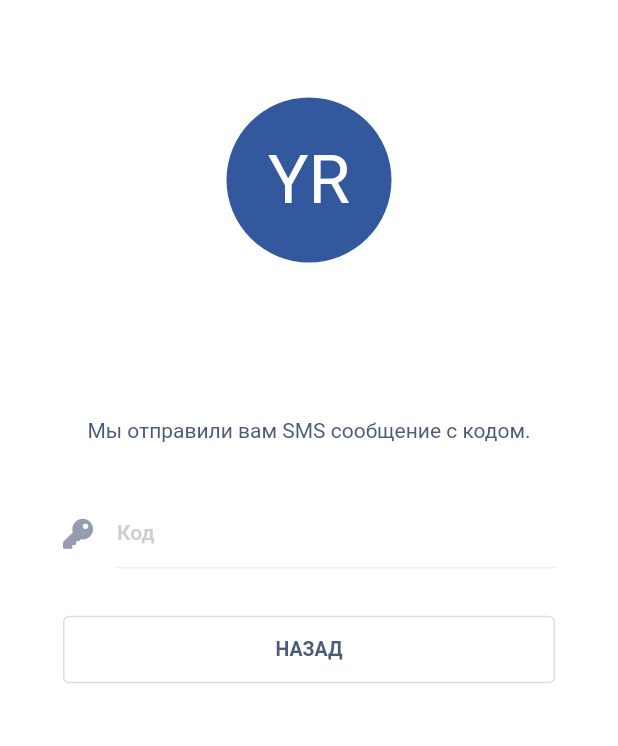
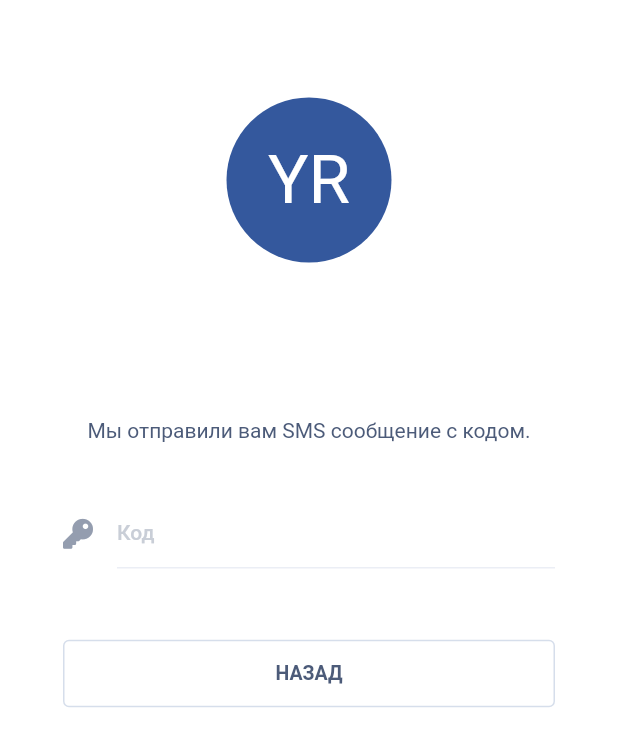
Before and after one commit to deviant310/youroutine_flutter, a Flutter app: the ConfirmScreen screen opened directly with empty values, on a phone screen of 412 x 824 dp. Shown: the top 746 px of the screen. Run offline on Flutter 3.47's test engine with Material 2 defaults, Android fonts, the phone set to English and light mode, and no system bars; our stand-ins replace font_awesome_flutter, mask_text_input_formatter.

Commit message:
decorations removed, logo & text field commons widgets created, animations & palette classes transformed to const exports, namespaces added

```diff
--- a/lib/main.dart
+++ b/lib/main.dart
@@ -1,5 +1,5 @@
 import 'package:flutter/material.dart';
-import 'package:youroutine/styles/palette.dart';
+import 'package:youroutine/styles/palette.dart' as Palette;
 import 'package:youroutine/widgets/screens/login/sign_in.dart';
 
 void main() {
--- a/lib/styles/animations.dart
+++ b/lib/styles/animations.dart
@@ -1,3 +1 @@
-class Animations {
-  static const screenTransitionDuration = const Duration(milliseconds: 150);
-}
+const screenTransitionDuration = const Duration(milliseconds: 150);
--- a/lib/styles/palette.dart
+++ b/lib/styles/palette.dart
@@ -1,7 +1,6 @@
 import 'package:flutter/material.dart';
 
-class Palette {
-  static const primaryBlueToDark = const MaterialColor(
+const primaryBlueToDark = const MaterialColor(
   0xff34589d,
   const <int, Color>{
     50: const Color(0xff2f4f8d),
@@ -17,7 +16,7 @@ class Palette {
   },
 );
 
-  static const primaryBlueToLight = const MaterialColor(
+const primaryBlueToLight = const MaterialColor(
   0xff34589d,
   const <int, Color>{
     50: const Color(0xff4869a7),
@@ -33,7 +32,7 @@ class Palette {
   },
 );
 
-  static const textBlueToLight = const MaterialColor(
+const textBlueToLight = const MaterialColor(
   0xff4c5b79,
   const <int, Color>{
     50: const Color(0xff5e6b86),
@@ -49,7 +48,7 @@ class Palette {
   },
 );
 
-  static const greyToLight = const MaterialColor(
+const greyToLight = const MaterialColor(
   0xffd2d2d2,
   const <int, Color>{
     50: const Color(0xffd7d7d7),
@@ -64,4 +63,3 @@ class Palette {
     900: const Color(0xffffffff),
   },
 );
-}
--- a/lib/widgets/commons/decorations.dart
+++ /dev/null
@@ -1,33 +0,0 @@
-import 'package:flutter/material.dart';
-
-import '../../styles/palette.dart';
-
-class Decorations {
-  Decorations(this.context);
-
-  BuildContext context;
-
-  InputDecoration get input {
-    return InputDecoration(
-      hintStyle: TextStyle(
-        color: Palette.textBlueToLight.shade600,
-      ),
-      enabledBorder: UnderlineInputBorder(
-        borderSide: BorderSide(
-          color: Palette.primaryBlueToLight.shade800,
-        ),
-      ),
-      focusedBorder: UnderlineInputBorder(
-        borderSide: BorderSide(
-          color: Palette.primaryBlueToLight.shade700,
-        ),
-      ),
-      focusedErrorBorder: UnderlineInputBorder(
-        borderSide: BorderSide(
-          color: Theme.of(context).colorScheme.error,
-          width: 1,
-        ),
-      ),
-    );
-  }
-}
--- /dev/null
+++ b/lib/widgets/commons/text_field.dart
@@ -0,0 +1,65 @@
+import 'package:flutter/material.dart' as Material;
+import 'package:flutter/services.dart';
+import 'package:font_awesome_flutter/font_awesome_flutter.dart' as FontAwesome;
+import 'package:youroutine/styles/palette.dart' as Palette;
+
+class TextField extends Material.StatelessWidget {
+  const TextField({
+    Material.Key? key,
+    this.controller,
+    this.focusNode,
+    this.hintText,
+    this.icon,
+    this.inputFormatters,
+    this.keyboardType,
+    this.validator,
+  }) : super(key: key);
+
+  final Material.TextEditingController? controller;
+  final Material.FocusNode? focusNode;
+  final String? hintText;
+  final FontAwesome.FaIcon? icon;
+  final List<TextInputFormatter>? inputFormatters;
+  final TextInputType? keyboardType;
+  final String? Function(String?)? validator;
+
+  @override
+  Material.Widget build(Material.BuildContext context) {
+    return Material.TextFormField(
+      controller: controller,
+      cursorColor: Palette.textBlueToLight,
+      decoration: Material.InputDecoration(
+        enabledBorder: Material.UnderlineInputBorder(
+          borderSide: Material.BorderSide(
+            color: Palette.primaryBlueToLight.shade800,
+          ),
+        ),
+        focusedBorder: Material.UnderlineInputBorder(
+          borderSide: Material.BorderSide(
+            color: Palette.primaryBlueToLight.shade700,
+          ),
+        ),
+        focusedErrorBorder: Material.UnderlineInputBorder(
+          borderSide: Material.BorderSide(
+            color: Material.Theme.of(context).colorScheme.error,
+            width: 1,
+          ),
+        ),
+        hintStyle: Material.TextStyle(
+          color: Palette.textBlueToLight.shade600,
+        ),
+        hintText: hintText,
+        icon: icon,
+      ),
+      focusNode: focusNode,
+      inputFormatters: inputFormatters,
+      keyboardType: keyboardType,
+      style: Material.TextStyle(
+        color: Palette.textBlueToLight,
+        fontSize: 14,
+        fontWeight: Material.FontWeight.w500,
+      ),
+      validator: validator,
+    );
+  }
+}
--- a/lib/widgets/screens/login/confirm.dart
+++ b/lib/widgets/screens/login/confirm.dart
@@ -1,13 +1,13 @@
-import 'package:flutter/material.dart';
+import 'package:flutter/material.dart' as Material;
 import 'package:flutter/services.dart';
+import 'package:font_awesome_flutter/font_awesome_flutter.dart' as FontAwesome;
 import 'package:mask_text_input_formatter/mask_text_input_formatter.dart';
-import 'package:font_awesome_flutter/font_awesome_flutter.dart';
-import 'package:youroutine/styles/palette.dart';
-import 'package:youroutine/widgets/commons/decorations.dart';
+import 'package:youroutine/widgets/commons/text_field.dart';
+import 'package:youroutine/styles/palette.dart' as Palette;
 
-class ConfirmScreen extends StatefulWidget {
+class ConfirmScreen extends Material.StatefulWidget {
   ConfirmScreen({
-    Key? key,
+    Material.Key? key,
     required this.title,
     required this.phoneNumber,
   }) : super(key: key);
@@ -19,9 +19,9 @@ class ConfirmScreen extends StatefulWidget {
   _ConfirmScreenState createState() => _ConfirmScreenState();
 }
 
-class _ConfirmScreenState extends State<ConfirmScreen> {
-  final _formKey = GlobalKey<FormState>();
-  final codeEditingController = TextEditingController();
+class _ConfirmScreenState extends Material.State<ConfirmScreen> {
+  final _formKey = Material.GlobalKey<Material.FormState>();
+  final codeEditingController = Material.TextEditingController();
   final codeMaskFormatter = MaskTextInputFormatter(
     mask: '###-###',
     filter: {"#": RegExp(r'[0-9]')},
@@ -47,82 +47,72 @@ class _ConfirmScreenState extends State<ConfirmScreen> {
   }
 
   @override
-  Widget build(BuildContext context) {
-    final decorations = Decorations(context);
-
-    return Scaffold(
-      body: Center(
-        child: Column(
-          mainAxisAlignment: MainAxisAlignment.start,
+  Material.Widget build(Material.BuildContext context) {
+    return Material.Scaffold(
+      body: Material.Center(
+        child: Material.Column(
+          mainAxisAlignment: Material.MainAxisAlignment.start,
           children: [
-            SizedBox(height: 65),
-            Container(
-              padding: EdgeInsets.symmetric(horizontal: 42),
-              child: Column(
+            Material.SizedBox(height: 65),
+            Material.Container(
+              padding: Material.EdgeInsets.symmetric(horizontal: 42),
+              child: Material.Column(
                 children: [
-                  Container(
+                  Material.Container(
                     width: 110,
                     height: 110,
-                    decoration: BoxDecoration(
-                      borderRadius: BorderRadius.circular(60),
+                    decoration: Material.BoxDecoration(
+                      borderRadius: Material.BorderRadius.circular(60),
                       color: Palette.primaryBlueToDark,
                     ),
-                    child: Center(
-                      child: Text(
+                    child: Material.Center(
+                      child: Material.Text(
                         'YR',
-                        style: TextStyle(
-                          color: Colors.white,
+                        style: Material.TextStyle(
+                          color: Material.Colors.white,
                           fontSize: 45,
                         ),
                       ),
                     ),
                   ),
-                  SizedBox(height: 55),
-                  Text(
+                  Material.SizedBox(height: 55),
+                  Material.Text(
                     phoneMaskFormatter.getMaskedText(),
-                    style: TextStyle(
+                    style: Material.TextStyle(
                       color: Palette.textBlueToLight,
                       fontSize: 25,
-                      fontWeight: FontWeight.w500,
+                      fontWeight: Material.FontWeight.w500,
                     ),
                   ),
-                  SizedBox(height: 20),
-                  Text(
+                  Material.SizedBox(height: 20),
+                  Material.Text(
                     'Мы отправили вам SMS сообщение с\u{00A0}кодом.',
-                    textAlign: TextAlign.center,
-                    style: TextStyle(
+                    textAlign: Material.TextAlign.center,
+                    style: Material.TextStyle(
                       height: 1.2,
                       color: Palette.textBlueToLight,
                       fontSize: 14,
                     ),
                   ),
-                  SizedBox(height: 35),
-                  Form(
+                  Material.SizedBox(height: 35),
+                  Material.Form(
                     key: _formKey,
-                    child: Column(
-                      crossAxisAlignment: CrossAxisAlignment.start,
+                    child: Material.Column(
+                      crossAxisAlignment: Material.CrossAxisAlignment.start,
                       children: [
-                        Row(
+                        Material.Row(
                           children: [
-                            Expanded(
-                              child: TextFormField(
+                            Material.Expanded(
+                              child: TextField(
                                 controller: codeEditingController,
-                                cursorColor: Palette.textBlueToLight,
-                                style: TextStyle(
-                                  fontSize: 14,
-                                  color: Palette.textBlueToLight,
-                                  fontWeight: FontWeight.w500,
+                                hintText: 'Код',
+                                icon: FontAwesome.FaIcon(
+                                  FontAwesome.FontAwesomeIcons.solidKey,
+                                  color: Palette.textBlueToLight.shade300,
+                                  size: 20,
                                 ),
-                                decoration: decorations.input.copyWith(
-                                  icon: FaIcon(
-                                    FontAwesomeIcons.solidKey,
-                                    color: Palette.textBlueToLight.shade300,
-                                    size: 20,
-                                  ),
-                                  hintText: 'Код',
-                                ),
+                                inputFormatters: [codeMaskFormatter],
                                 keyboardType: TextInputType.number,
-                                inputFormatters: [codeMaskFormatter],
                                 validator: (value) {
                                   if (value == null || value.isEmpty) {
                                     return 'Please enter some text';
@@ -133,28 +123,26 @@ class _ConfirmScreenState extends State<ConfirmScreen> {
                             )
                           ],
                         ),
-                        SizedBox(height: 30),
-                        Row(
-                          //padding: const EdgeInsets.symmetric(vertical: 16.0),
+                        Material.SizedBox(height: 46),
+                        Material.Row(
                           children: [
-                            Expanded(
-                              child: TextButton(
-                                style: TextButton.styleFrom(
-                                  minimumSize: Size(double.infinity, 45),
-                                  side: BorderSide(
-                                    //color: Palette.GreyToLight.shade400,
+                            Material.Expanded(
+                              child: Material.TextButton(
+                                style: Material.TextButton.styleFrom(
+                                  minimumSize: Material.Size(double.infinity, 45),
+                                  side: Material.BorderSide(
                                     color: Palette.primaryBlueToLight.shade700,
                                   ),
                                 ),
                                 onPressed: () {
-                                  Navigator.pop(context);
+                                  Material.Navigator.pop(context);
                                 },
-                                child: Text(
+                                child: Material.Text(
                                   'Назад'.toUpperCase(),
-                                  style: TextStyle(
+                                  style: Material.TextStyle(
                                     color: Palette.textBlueToLight,
                                     fontSize: 13,
-                                    fontWeight: FontWeight.bold,
+                                    fontWeight: Material.FontWeight.bold,
                                   ),
                                 ),
                               ),
```
Also changed, not shown: lib/widgets/commons/logo.dart (added, +27 -0 lines), lib/widgets/screens/app/home.dart (+6 -6 lines), lib/widgets/screens/login/sign_in.dart (+98 -157 lines), 1 other file. Lines whose indentation alone changed are shown as unchanged.
